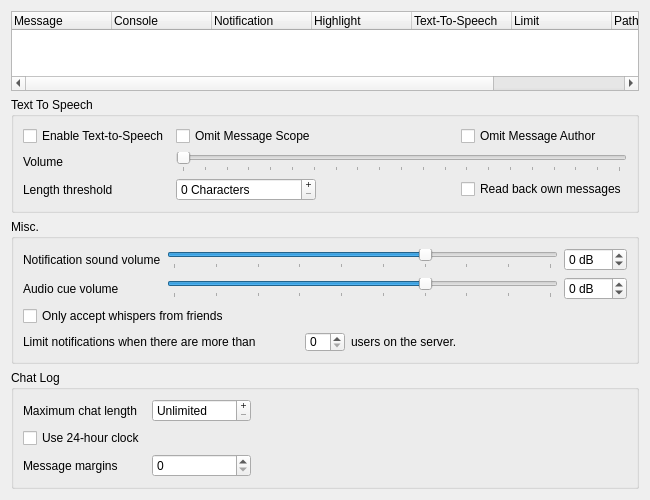
This is src/mumble/Log.ui in Hartmnt/mumble as Qt 5 draws it before an edit. The edited form follows.
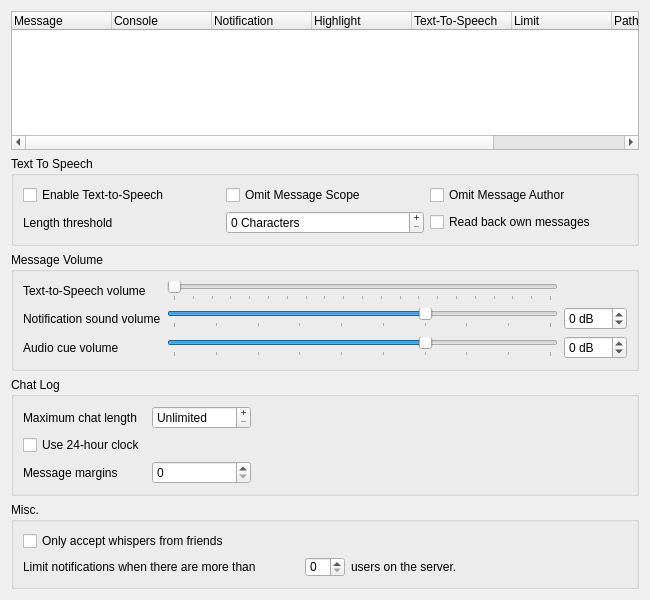
This is the edited form.

Commit message:
FEAT(client): Add possiblity to change notification volume
UI change

```diff
--- a/src/mumble/Log.ui
+++ b/src/mumble/Log.ui
@@ -7,7 +7,7 @@
     <x>0</x>
     <y>0</y>
     <width>650</width>
-    <height>500</height>
+    <height>600</height>
    </rect>
   </property>
   <property name="windowTitle">
@@ -134,44 +134,6 @@
         </property>
        </widget>
       </item>
-      <item row="1" column="1" colspan="3">
-       <widget class="QSlider" name="qsVolume">
-        <property name="toolTip">
-         <string>Volume of Text-To-Speech Engine</string>
-        </property>
-        <property name="whatsThis">
-         <string>&lt;b&gt;This is the volume used for the speech synthesis.&lt;/b&gt;</string>
-        </property>
-        <property name="maximum">
-         <number>100</number>
-        </property>
-        <property name="singleStep">
-         <number>5</number>
-        </property>
-        <property name="pageStep">
-         <number>20</number>
-        </property>
-        <property name="orientation">
-         <enum>Qt::Horizontal</enum>
-        </property>
-        <property name="tickPosition">
-         <enum>QSlider::TicksBelow</enum>
-        </property>
-        <property name="tickInterval">
-         <number>5</number>
-        </property>
-       </widget>
-      </item>
-      <item row="1" column="0">
-       <widget class="QLabel" name="qlVolume">
-        <property name="text">
-         <string>Volume</string>
-        </property>
-        <property name="buddy">
-         <cstring>qsVolume</cstring>
-        </property>
-       </widget>
-      </item>
       <item row="0" column="1">
        <widget class="QCheckBox" name="qcbNoScope">
         <property name="toolTip">
@@ -196,15 +158,21 @@
     </widget>
    </item>
    <item>
-    <widget class="QGroupBox" name="qgbMisc">
+    <widget class="QGroupBox" name="qgbMessageVolume">
      <property name="title">
-      <string>Misc.</string>
+      <string>Message Volume</string>
      </property>
-     <layout class="QVBoxLayout" name="verticalLayout">
+     <layout class="QVBoxLayout" name="verticalLayout_3">
+      <property name="spacing">
+       <number>6</number>
+      </property>
+      <property name="topMargin">
+       <number>9</number>
+      </property>
       <item>
-       <layout class="QGridLayout" name="qgbSoundVolume">
-        <item row="0" column="2">
-         <widget class="QSpinBox" name="qsbNotificationVolume">
+       <layout class="QGridLayout" name="qgbMessageVolumeGrid">
+        <item row="2" column="2">
+         <widget class="QSpinBox" name="qsbCueVolume">
           <property name="toolTip">
            <string>Volume of notification sounds</string>
           </property>
@@ -222,6 +190,16 @@
           </property>
          </widget>
         </item>
+        <item row="0" column="0">
+         <widget class="QLabel" name="qlTTSVolume">
+          <property name="text">
+           <string>Text-to-Speech volume</string>
+          </property>
+          <property name="buddy">
+           <cstring>qsTTSVolume</cstring>
+          </property>
+         </widget>
+        </item>
         <item row="2" column="1">
          <widget class="QSlider" name="qsCueVolume">
           <property name="toolTip">
@@ -256,7 +234,7 @@
           </property>
          </widget>
         </item>
-        <item row="0" column="0">
+        <item row="1" column="0">
          <widget class="QLabel" name="qlNotificationVolume">
           <property name="text">
            <string>Notification sound volume</string>
@@ -269,8 +247,8 @@
           </property>
          </widget>
         </item>
-        <item row="2" column="2">
-         <widget class="QSpinBox" name="qsbCueVolume">
+        <item row="1" column="2">
+         <widget class="QSpinBox" name="qsbNotificationVolume">
           <property name="toolTip">
            <string>Volume of audio cues</string>
           </property>
@@ -288,7 +266,7 @@
           </property>
          </widget>
         </item>
-        <item row="0" column="1">
+        <item row="1" column="1">
          <widget class="QSlider" name="qsNotificationVolume">
           <property name="toolTip">
            <string>Volume of notification sounds</string>
@@ -322,6 +300,34 @@
           </property>
          </widget>
         </item>
+        <item row="0" column="1">
+         <widget class="QSlider" name="qsTTSVolume">
+          <property name="toolTip">
+           <string>Volume of Text-To-Speech Engine</string>
+          </property>
+          <property name="whatsThis">
+           <string>&lt;b&gt;This is the volume used for the speech synthesis.&lt;/b&gt;</string>
+          </property>
+          <property name="maximum">
+           <number>100</number>
+          </property>
+          <property name="singleStep">
+           <number>5</number>
+          </property>
+          <property name="pageStep">
+           <number>20</number>
+          </property>
+          <property name="orientation">
+           <enum>Qt::Horizontal</enum>
+          </property>
+          <property name="tickPosition">
+           <enum>QSlider::TicksBelow</enum>
+          </property>
+          <property name="tickInterval">
+           <number>5</number>
+          </property>
+         </widget>
+        </item>
         <item row="2" column="0">
          <widget class="QLabel" name="qlCueVolume">
           <property name="text">
@@ -337,56 +343,6 @@
         </item>
        </layout>
       </item>
-      <item>
-       <widget class="QCheckBox" name="qcbWhisperFriends">
-        <property name="toolTip">
-         <string>If checked you will only hear whispers from users you added to your friend list.</string>
-        </property>
-        <property name="text">
-         <string>Only accept whispers from friends</string>
-        </property>
-       </widget>
-      </item>
-      <item>
-       <layout class="QHBoxLayout" name="horizontalLayout">
-        <item>
-         <widget class="QLabel" name="label_2">
-          <property name="text">
-           <string>Limit notifications when there are more than</string>
-          </property>
-         </widget>
-        </item>
-        <item>
-         <widget class="QSpinBox" name="qsbMessageLimitUsers">
-          <property name="enabled">
-           <bool>true</bool>
-          </property>
-          <property name="maximumSize">
-           <size>
-            <width>40</width>
-            <height>20</height>
-           </size>
-          </property>
-          <property name="toolTip">
-           <string>Number of users that will trigger message limiting functionality.</string>
-          </property>
-          <property name="frame">
-           <bool>true</bool>
-          </property>
-         </widget>
-        </item>
-        <item>
-         <widget class="QLabel" name="label">
-          <property name="text">
-           <string>users on the server.</string>
-          </property>
-          <property name="buddy">
-           <cstring>qsbMessageLimitUsers</cstring>
-          </property>
-         </widget>
-        </item>
-       </layout>
-      </item>
      </layout>
     </widget>
    </item>
@@ -470,6 +426,65 @@
      </layout>
     </widget>
    </item>
+   <item>
+    <widget class="QGroupBox" name="qgbMisc">
+     <property name="title">
+      <string>Misc.</string>
+     </property>
+     <layout class="QVBoxLayout" name="verticalLayout">
+      <item>
+       <widget class="QCheckBox" name="qcbWhisperFriends">
+        <property name="toolTip">
+         <string>If checked you will only hear whispers from users you added to your friend list.</string>
+        </property>
+        <property name="text">
+         <string>Only accept whispers from friends</string>
+        </property>
+       </widget>
+      </item>
+      <item>
+       <layout class="QHBoxLayout" name="horizontalLayout">
+        <item>
+         <widget class="QLabel" name="label_2">
+          <property name="text">
+           <string>Limit notifications when there are more than</string>
+          </property>
+         </widget>
+        </item>
+        <item>
+         <widget class="QSpinBox" name="qsbMessageLimitUsers">
+          <property name="enabled">
+           <bool>true</bool>
+          </property>
+          <property name="maximumSize">
+           <size>
+            <width>40</width>
+            <height>20</height>
+           </size>
+          </property>
+          <property name="toolTip">
+           <string>Number of users that will trigger message limiting functionality.</string>
+          </property>
+          <property name="frame">
+           <bool>true</bool>
+          </property>
+         </widget>
+        </item>
+        <item>
+         <widget class="QLabel" name="label">
+          <property name="text">
+           <string>users on the server.</string>
+          </property>
+          <property name="buddy">
+           <cstring>qsbMessageLimitUsers</cstring>
+          </property>
+         </widget>
+        </item>
+       </layout>
+      </item>
+     </layout>
+    </widget>
+   </item>
   </layout>
  </widget>
  <resources/>
```
Left out of the diff: 8 changed lines with no effect on the pictures. The commit also changes 1 other file.
